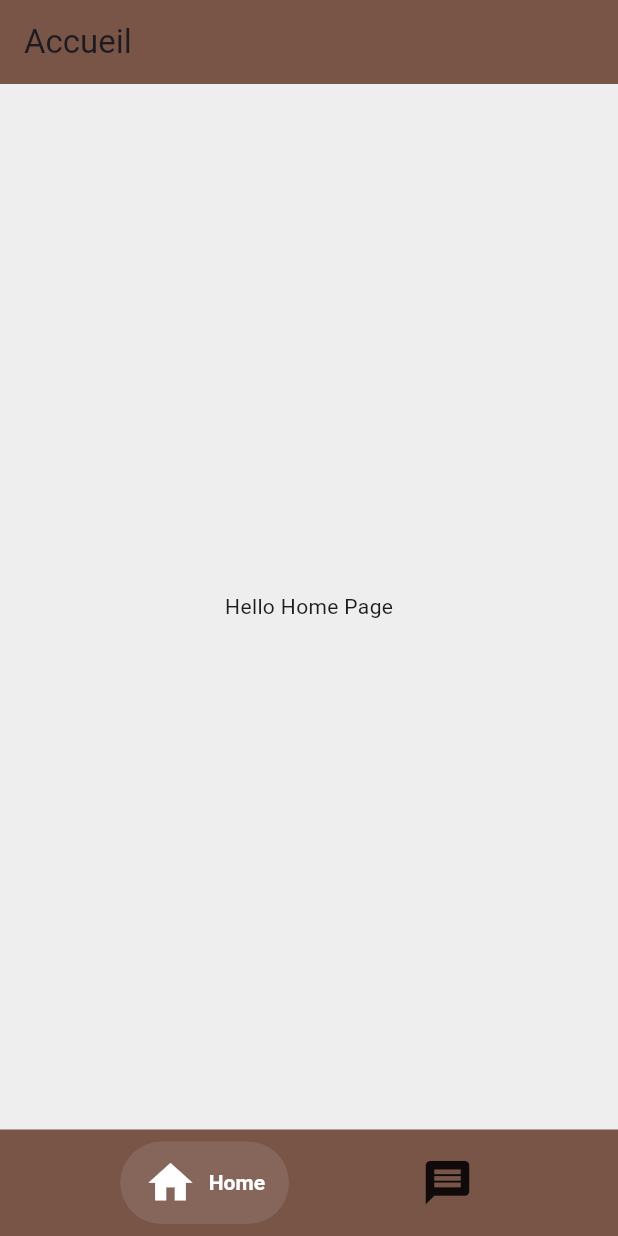
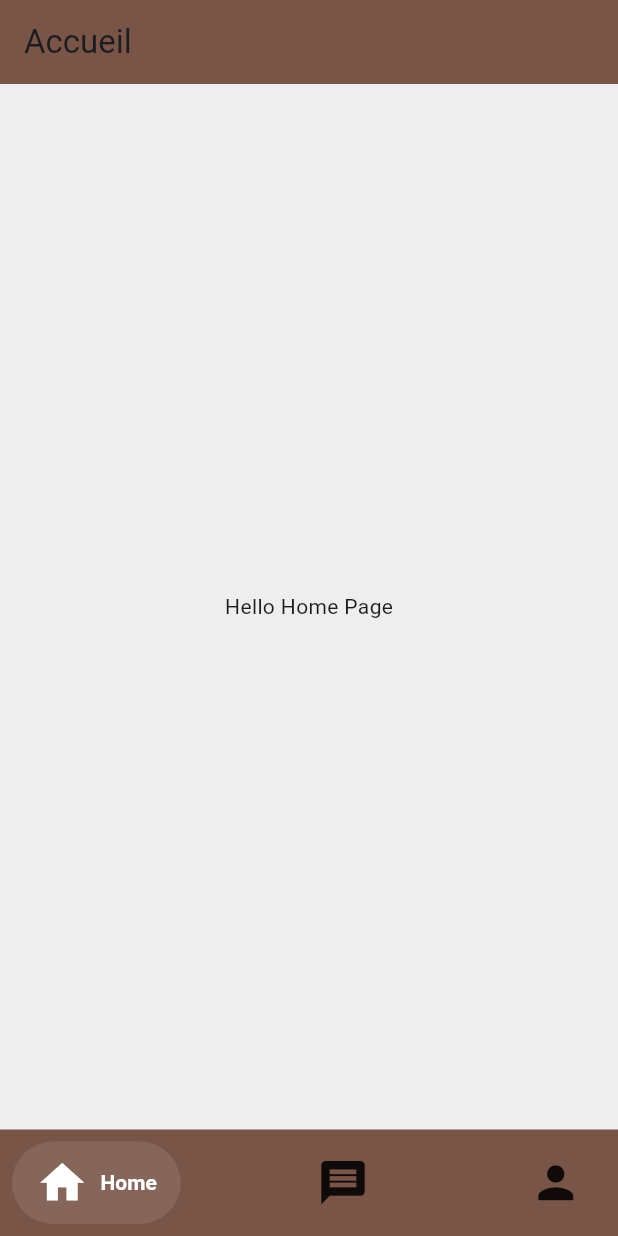
Before and after one commit to mamour-byte/EthicInterim, a Flutter app: the screen it shows after launch, on a phone screen of 412 x 824 dp. Run offline on Flutter 3.47's test engine with Material 3 defaults, Android fonts, the phone set to English and light mode, and no system bars; drawn by our look-alikes of salomon_bottom_bar.

Commit message:
add page

```diff
--- a/lib/main.dart
+++ b/lib/main.dart
@@ -1,4 +1,5 @@
 import 'package:ethicinterim/pages/HomePage.dart';
+import 'package:ethicinterim/pages/Search.dart';
 import 'package:ethicinterim/pages/profil.dart';
 import 'package:flutter/material.dart';
 import 'package:salomon_bottom_bar/salomon_bottom_bar.dart';
@@ -47,6 +48,7 @@
           [
             "Accueil",
             "Profil",
+            "Search",
           ][currentIndex],
         ),
         backgroundColor: Colors.brown,
@@ -54,6 +56,7 @@
       body: [
         const HomePage(),
         const Profil(),
+        const Search(),
       ][currentIndex],
       bottomNavigationBar: SalomonBottomBar(
         backgroundColor: Colors.brown,
@@ -74,7 +77,14 @@
               Icons.message,
               size: 35,
             ),
-            title: const Text("Message"),
+            title: const Text("Profil"),
+          ),
+          SalomonBottomBarItem(
+            icon: const Icon(
+              Icons.person,
+              size: 35,
+            ),
+            title: const Text("search"),
           ),
         ],
       ),
```
Also changed, not shown: lib/pages/Search.dart (added, +18 -0 lines).
